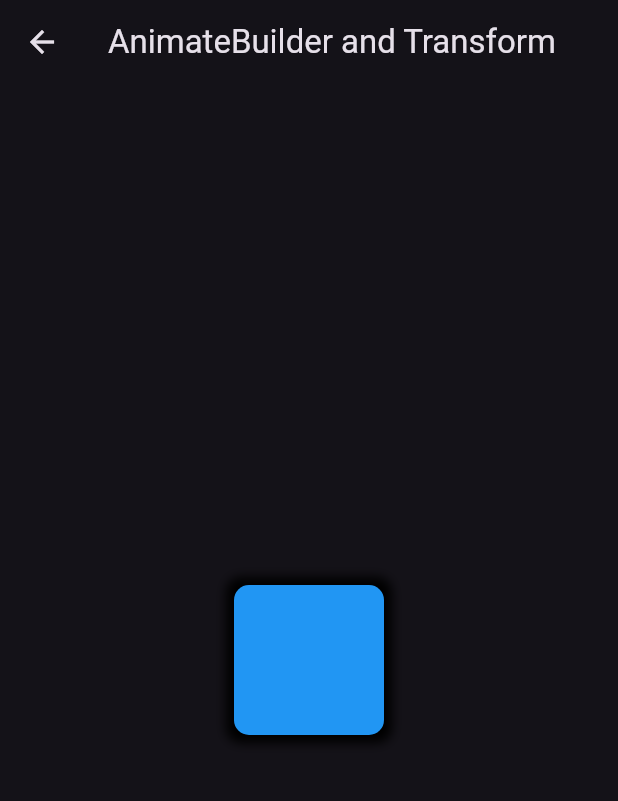
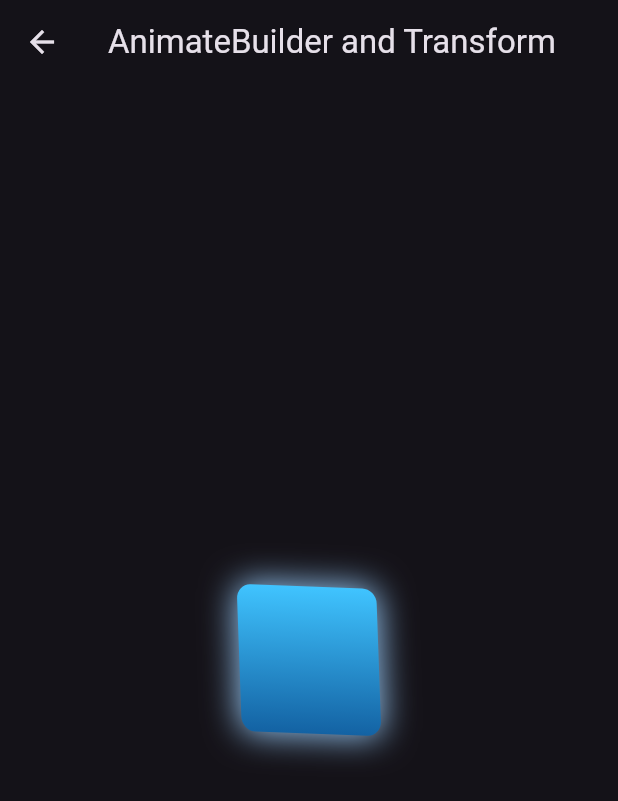
Before and after one commit to AyanDas-99/Flutter-animations, a Flutter app: the screen it shows after launch, after a tap on "AnimatedBuilder and Transform", on a phone screen of 412 x 824 dp. Shown: the top 801 px of the screen. Run offline on Flutter 3.47's test engine with Material 2 defaults, Android fonts, the phone set to English and light mode, and no system bars.

Commit message:
completed lecture3: 3D animation

```diff
--- a/lib/Screens/lecture1.dart
+++ b/lib/Screens/lecture1.dart
@@ -13,17 +13,17 @@ class Lecture1 extends StatefulWidget {
   State<Lecture1> createState() => _Lecture1State();
 }
 
-class _Lecture1State extends State<Lecture1>
-    with SingleTickerProviderStateMixin {
+class _Lecture1State extends State<Lecture1> with TickerProviderStateMixin {
   late AnimationController _controller;
   late Animation _animation;
 
   @override
   void initState() {
     _controller =
-        AnimationController(vsync: this, duration: Duration(seconds: 2));
+        AnimationController(vsync: this, duration: const Duration(seconds: 5));
     _animation =
         Tween<double>(begin: 0.0, end: math.pi * 2).animate(_controller);
+    _controller.repeat();
     super.initState();
   }
 
@@ -49,28 +49,24 @@ class _Lecture1State extends State<Lecture1>
                 ..rotateY(_animation.value)
                 ..rotateZ(_animation.value)
                 ..rotateX(_animation.value),
-              child: InkWell(
-                onTap: () {
-                  if (_controller.isAnimating) {
-                    _controller.stop();
-                  } else {
-                    _controller.repeat();
-                  }
-                },
               child: Container(
                 height: 100,
                 width: 100,
                 decoration: BoxDecoration(
-                      color: Colors.blue,
+                    gradient: const LinearGradient(
+                        begin: Alignment.centerLeft,
+                        end: Alignment.centerRight,
+                        colors: [
+                          Colors.lightBlueAccent,
+                          Color.fromARGB(255, 19, 98, 163)
+                        ]),
                     boxShadow: const [
                       BoxShadow(
-                          color: Colors.black,
-                          blurRadius: 5,
-                          spreadRadius: 5,
-                        )
+                          color: Color.fromARGB(255, 151, 201, 246),
+                          blurRadius: 20,
+                          spreadRadius: 1),
                     ],
                     borderRadius: BorderRadius.circular(10)),
-                ),
               ),
             );
           },
--- a/lib/main.dart
+++ b/lib/main.dart
@@ -1,6 +1,8 @@
 // ignore_for_file: public_member_api_docs, sort_constructors_first
 import 'dart:math';
 
+import 'package:animations/Screens/lecture2.dart';
+import 'package:animations/Screens/lecture3.dart';
 import 'package:flutter/material.dart';
 
 import 'Screens/lecture1.dart';
@@ -28,6 +30,11 @@ class MyApp extends StatelessWidget {
         '/': (context) => const MyHomePage(title: 'Flutter Animations'),
         'lec1/': (context) =>
             const Lecture1(title: 'AnimateBuilder and Transform'),
+        'lec2/': (context) => const Lecture2(
+              title: 'Chained Animations, curves and clippers',
+            ),
+        'lec3/': (context) =>
+            const Lecture3(title: "3D Animation, Stack and rotate widgets"),
       },
     );
   }
@@ -56,6 +63,11 @@ class _MyHomePageState extends State<MyHomePage> {
               crossAxisCount: 3, mainAxisSpacing: 10, crossAxisSpacing: 10),
           children: [
             Link(link: "lec1/", title: "AnimatedBuilder and Transform"),
+            Link(
+                link: "lec2/", title: "Chained Animation, curves and clippers"),
+            Link(
+                link: 'lec3/',
+                title: "3D Animations, Stack and rotate widgets"),
           ],
         ),
       ),
@@ -72,7 +84,7 @@ class Link extends StatelessWidget {
     required this.title,
   }) : super(key: key);
 
-  Color background =
+  final Color background =
       Colors.primaries[Random().nextInt(Colors.primaries.length)];
 
   @override
--- a/pubspec.yaml
+++ b/pubspec.yaml
@@ -34,6 +34,7 @@ dependencies:
   # The following adds the Cupertino Icons font to your application.
   # Use with the CupertinoIcons class for iOS style icons.
   cupertino_icons: ^1.0.2
+  vector_math: ^2.1.4
 
 dev_dependencies:
   flutter_test:
```
Also changed, not shown: lib/Screens/lecture2.dart (added, +149 -0 lines), lib/Screens/lecture3.dart (added, +141 -0 lines), pubspec.lock. Lines whose indentation alone changed are shown as unchanged.
